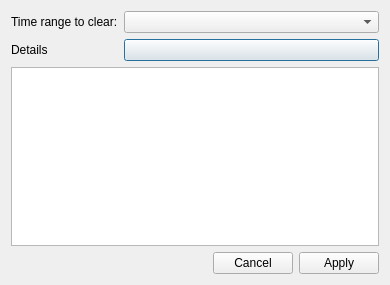
The window that Browser/History/clearhistorydialog.ui (LeFroid/Viper-Browser) describes before a commit, drawn with Qt 5.
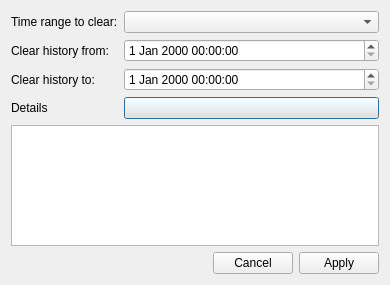
The same window after the commit.

Commit message: ClearHistoryDialog: Allow fine-grained control of history with custom date-time range widgets

Diff of the .ui file:
```diff
--- a/Browser/History/clearhistorydialog.ui
+++ b/Browser/History/clearhistorydialog.ui
@@ -32,20 +32,40 @@
      <item row="0" column="1">
       <widget class="QComboBox" name="comboBoxTimeRange"/>
      </item>
-     <item row="1" column="0">
+     <item row="3" column="0">
       <widget class="QLabel" name="labelDetails">
        <property name="text">
         <string>Details</string>
        </property>
       </widget>
      </item>
-     <item row="1" column="1">
+     <item row="3" column="1">
       <widget class="QPushButton" name="pushButtonDetails">
        <property name="text">
         <string/>
        </property>
       </widget>
      </item>
+     <item row="1" column="0">
+      <widget class="QLabel" name="labelStartTime">
+       <property name="text">
+        <string>Clear history from:</string>
+       </property>
+      </widget>
+     </item>
+     <item row="1" column="1">
+      <widget class="QDateTimeEdit" name="dateTimeEditStart"/>
+     </item>
+     <item row="2" column="0">
+      <widget class="QLabel" name="labelEndTime">
+       <property name="text">
+        <string>Clear history to:</string>
+       </property>
+      </widget>
+     </item>
+     <item row="2" column="1">
+      <widget class="QDateTimeEdit" name="dateTimeEditEnd"/>
+     </item>
     </layout>
    </item>
    <item>
```
The commit also changes 9 other files.
